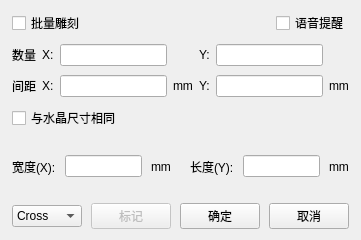
The window that 3dLaser/ui/mcurvwindow.ui (xiaohang2013/3dLaser-osg) describes before a commit, drawn with Qt 5.
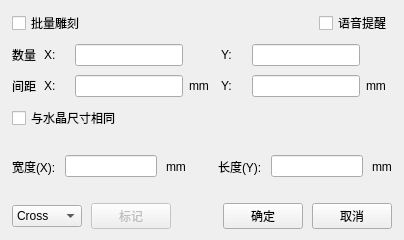
The same window after the commit.

```diff
--- a/3dLaser/ui/mcurvwindow.ui
+++ b/3dLaser/ui/mcurvwindow.ui
@@ -6,7 +6,7 @@
    <rect>
     <x>0</x>
     <y>0</y>
-    <width>337</width>
+    <width>404</width>
     <height>240</height>
    </rect>
   </property>
```
